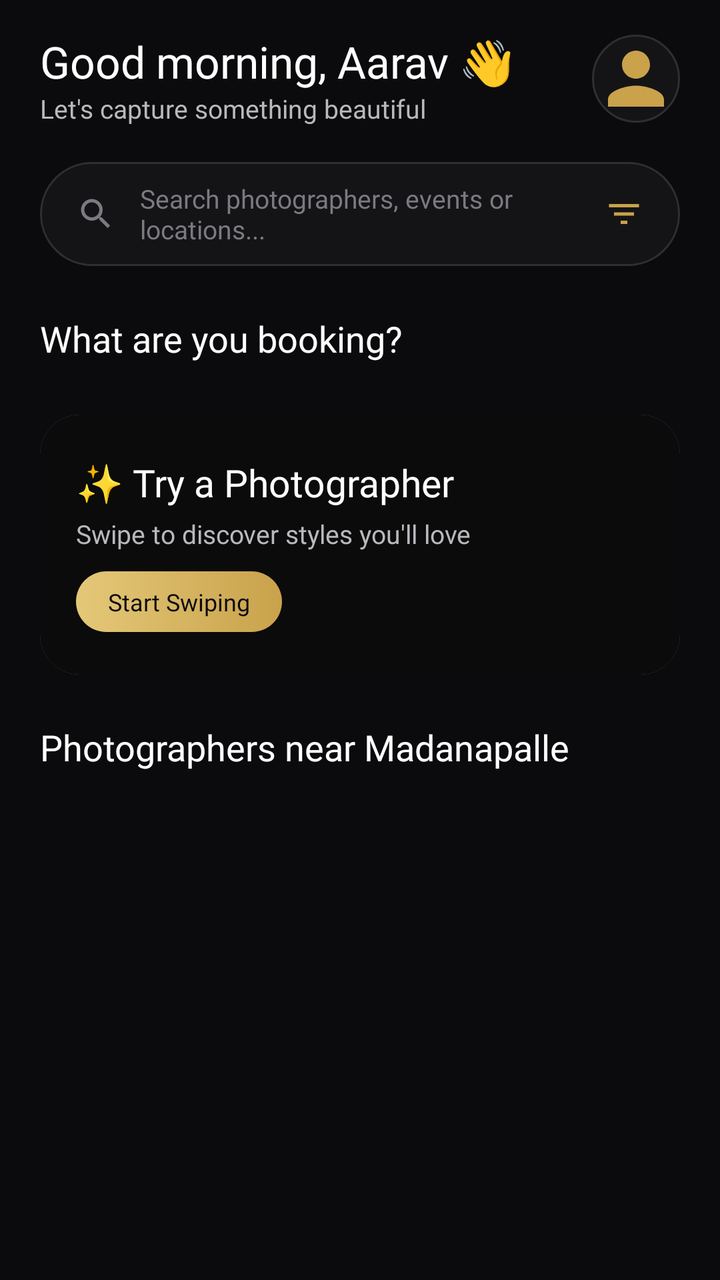
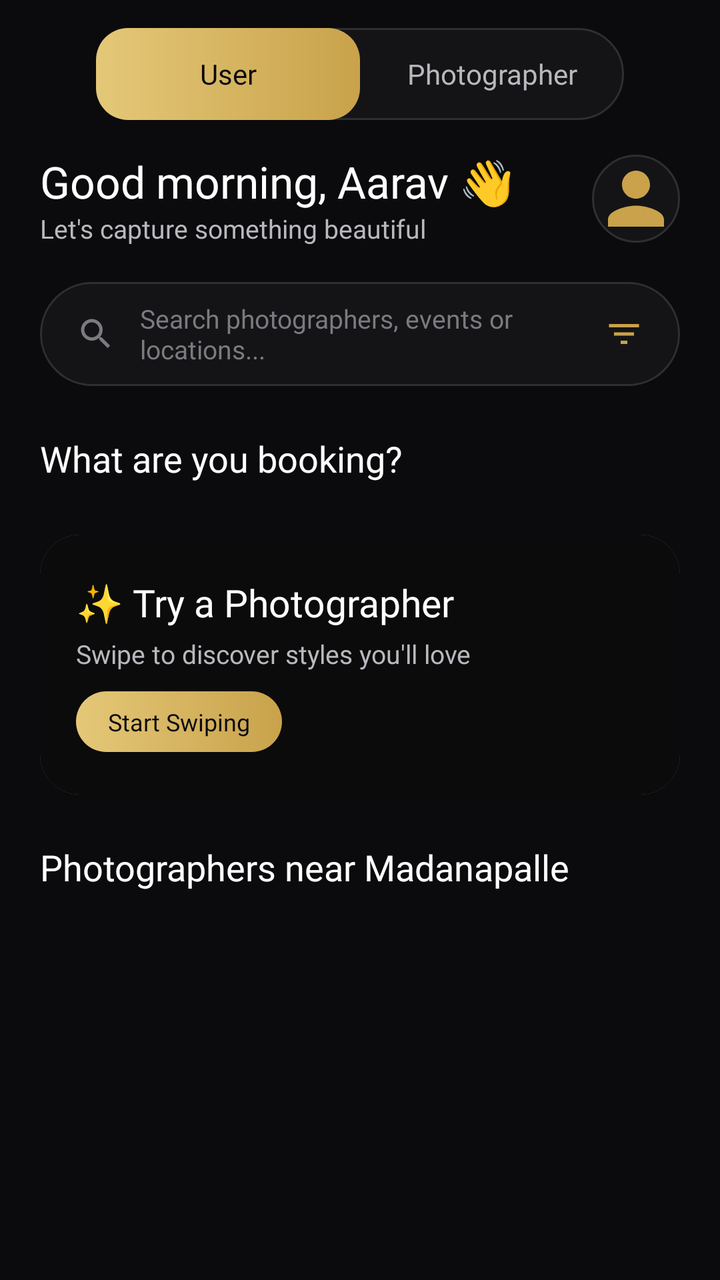

Two renders of the same Android screen: before a commit and after it. Below are the layout's source before the change and the commit's diff.
<!-- AndroidManifest.xml: application theme Theme.Capturo -->
<!-- res/layout/fragment_premium_home.xml -->
<?xml version="1.0" encoding="utf-8"?>
<androidx.core.widget.NestedScrollView xmlns:android="http://schemas.android.com/apk/res/android"
    xmlns:app="http://schemas.android.com/apk/res-auto"
    android:layout_width="match_parent"
    android:layout_height="match_parent"
    android:background="@color/colorBackground"
    android:fillViewport="true">

    <LinearLayout
        android:layout_width="match_parent"
        android:layout_height="wrap_content"
        android:orientation="vertical"
        android:paddingBottom="24dp">

        
        <LinearLayout
            android:layout_width="match_parent"
            android:layout_height="wrap_content"
            android:gravity="center_vertical"
            android:orientation="horizontal"
            android:paddingHorizontal="20dp"
            android:paddingTop="16dp">

            <LinearLayout
                android:layout_width="0dp"
                android:layout_height="wrap_content"
                android:layout_weight="1"
                android:orientation="vertical">

                <TextView
                    android:id="@+id/textGreeting"
                    android:layout_width="wrap_content"
                    android:layout_height="wrap_content"
                    android:fontFamily="@font/poppins_bold"
                    android:text="Good morning, Aarav 👋"
                    android:textColor="@color/colorTextPrimary"
                    android:textSize="22sp" />

                <TextView
                    android:layout_width="wrap_content"
                    android:layout_height="wrap_content"
                    android:fontFamily="@font/poppins_regular"
                    android:text="Let's capture something beautiful"
                    android:textColor="@color/colorTextSecondary"
                    android:textSize="13sp" />
            </LinearLayout>

            <ImageView
                android:id="@+id/imageAvatar"
                android:layout_width="44dp"
                android:layout_height="44dp"
                android:background="@drawable/bg_circle_surface"
                android:padding="1dp"
                android:scaleType="centerCrop"
                android:src="@drawable/ic_profile"
                app:tint="@color/colorPrimary" />
        </LinearLayout>

        
        <LinearLayout
            android:id="@+id/searchBar"
            android:layout_width="match_parent"
            android:layout_height="52dp"
            android:layout_marginHorizontal="20dp"
            android:layout_marginTop="18dp"
            android:background="@drawable/bg_pill_dark"
            android:clickable="true"
            android:focusable="true"
            android:gravity="center_vertical"
            android:orientation="horizontal"
            android:paddingHorizontal="18dp">

            <ImageView
                android:layout_width="20dp"
                android:layout_height="20dp"
                android:src="@drawable/ic_search"
                app:tint="@color/colorTextHint" />

            <TextView
                android:layout_width="0dp"
                android:layout_height="wrap_content"
                android:layout_marginStart="12dp"
                android:layout_weight="1"
                android:fontFamily="@font/poppins_regular"
                android:text="Search photographers, events or locations..."
                android:textColor="@color/colorTextHint"
                android:textSize="13sp" />

            <ImageView
                android:layout_width="20dp"
                android:layout_height="20dp"
                android:src="@drawable/ic_filter"
                app:tint="@color/colorPrimary" />
        </LinearLayout>

        
        <TextView
            style="@style/PremiumSectionTitle"
            android:text="What are you booking?" />

        <androidx.recyclerview.widget.RecyclerView
            android:id="@+id/recyclerCategories"
            android:layout_width="match_parent"
            android:layout_height="wrap_content"
            android:layout_marginTop="4dp"
            android:clipToPadding="false"
            android:orientation="horizontal"
            android:paddingHorizontal="20dp"
            app:layoutManager="androidx.recyclerview.widget.LinearLayoutManager" />

        
        <androidx.cardview.widget.CardView
            android:id="@+id/tryBanner"
            android:layout_width="match_parent"
            android:layout_height="wrap_content"
            android:layout_marginHorizontal="20dp"
            android:layout_marginTop="22dp"
            app:cardCornerRadius="20dp"
            app:cardElevation="0dp">

            <FrameLayout
                android:layout_width="match_parent"
                android:layout_height="130dp">

                <ImageView
                    android:id="@+id/tryBannerImage"
                    android:layout_width="match_parent"
                    android:layout_height="match_parent"
                    android:background="@drawable/bg_image_placeholder"
                    android:scaleType="centerCrop"
                    android:contentDescription="try" />

                <View
                    android:layout_width="match_parent"
                    android:layout_height="match_parent"
                    android:background="#99000000" />

                <LinearLayout
                    android:layout_width="match_parent"
                    android:layout_height="match_parent"
                    android:gravity="center_vertical"
                    android:orientation="vertical"
                    android:padding="18dp">

                    <TextView
                        android:layout_width="wrap_content"
                        android:layout_height="wrap_content"
                        android:fontFamily="@font/poppins_bold"
                        android:text="✨ Try a Photographer"
                        android:textColor="@color/white"
                        android:textSize="19sp" />

                    <TextView
                        android:layout_width="wrap_content"
                        android:layout_height="wrap_content"
                        android:layout_marginTop="4dp"
                        android:fontFamily="@font/poppins_regular"
                        android:text="Swipe to discover styles you'll love"
                        android:textColor="@color/colorTextSecondary"
                        android:textSize="13sp" />

                    <TextView
                        android:layout_width="wrap_content"
                        android:layout_height="wrap_content"
                        android:layout_marginTop="10dp"
                        android:background="@drawable/bg_gold_button"
                        android:fontFamily="@font/poppins_semibold"
                        android:paddingHorizontal="16dp"
                        android:paddingVertical="7dp"
                        android:text="Start Swiping"
                        android:textColor="@color/colorTextOnAccent"
                        android:textSize="12sp" />
                </LinearLayout>
            </FrameLayout>
        </androidx.cardview.widget.CardView>

        
        <TextView
            android:id="@+id/textNearby"
            style="@style/PremiumSectionTitle"
            android:text="Photographers near Madanapalle" />

        <androidx.recyclerview.widget.RecyclerView
            android:id="@+id/recyclerPhotographers"
            android:layout_width="match_parent"
            android:layout_height="wrap_content"
            android:layout_marginTop="4dp"
            android:nestedScrollingEnabled="false"
            android:paddingHorizontal="20dp"
            app:layoutManager="androidx.recyclerview.widget.LinearLayoutManager" />
    </LinearLayout>
</androidx.core.widget.NestedScrollView>
<!-- resources referenced by this layout -->
<resources>
  <color name="colorBackground">#0B0B0D</color>
  <color name="colorPrimary">#C9A24B</color>
  <color name="colorTextHint">#7A7A80</color>
  <color name="colorTextOnAccent">#0B0B0D</color>
  <color name="colorTextPrimary">#FFFFFF</color>
  <color name="colorTextSecondary">#B8B8BD</color>
  <color name="white">#FFFFFFFF</color>
  <!-- drawable bg_circle_surface (drawable) -->
  <?xml version="1.0" encoding="utf-8"?>
  <shape xmlns:android="http://schemas.android.com/apk/res/android" android:shape="oval">
      <solid android:color="@color/colorSurface" />
      <stroke android:width="1dp" android:color="@color/colorBorder" />
  </shape>
  <!-- drawable bg_gold_button (drawable) -->
  <?xml version="1.0" encoding="utf-8"?>
  <shape xmlns:android="http://schemas.android.com/apk/res/android" android:shape="rectangle">
      <gradient
          android:startColor="@color/colorGradientStart"
          android:endColor="@color/colorGradientEnd"
          android:angle="0" />
      <corners android:radius="16dp" />
  </shape>
  <!-- drawable bg_image_placeholder (drawable) -->
  <?xml version="1.0" encoding="utf-8"?>
  <shape xmlns:android="http://schemas.android.com/apk/res/android" android:shape="rectangle">
      <solid android:color="@color/colorSurfaceVariant" />
  </shape>
  <!-- drawable bg_pill_dark (drawable) -->
  <?xml version="1.0" encoding="utf-8"?>
  <shape xmlns:android="http://schemas.android.com/apk/res/android" android:shape="rectangle">
      <solid android:color="@color/colorSurface" />
      <stroke android:width="1dp" android:color="@color/colorBorder" />
      <corners android:radius="28dp" />
  </shape>
  <!-- drawable ic_filter (drawable) -->
  <vector xmlns:android="http://schemas.android.com/apk/res/android"
      android:width="24dp" android:height="24dp"
      android:viewportWidth="24" android:viewportHeight="24">
      <path android:fillColor="#FFFFFF"
          android:pathData="M10,18h4v-2h-4v2zM3,6v2h18V6H3zM6,13h12v-2H6v2z"/>
  </vector>
  <!-- drawable ic_profile (drawable) -->
  <vector xmlns:android="http://schemas.android.com/apk/res/android"
      android:width="24dp"
      android:height="24dp"
      android:viewportWidth="24"
      android:viewportHeight="24">
    <path
        android:fillColor="#FFFFFF"
        android:pathData="M12,12c2.21,0 4,-1.79 4,-4s-1.79,-4 -4,-4 -4,1.79 -4,4 1.79,4 4,4zm0,2c-2.67,0 -8,1.34 -8,4v2h16v-2c0,-2.66 -5.33,-4 -8,-4z"/>
  </vector>
  <color name="colorSurface">#141416</color>
  <color name="colorBorder">#2E2E33</color>
  <color name="colorGradientStart">#E4C878</color>
  <color name="colorGradientEnd">#C9A24B</color>
  <color name="colorSurfaceVariant">#1C1C1F</color>
  <color name="colorPrimaryDark">#A6822F</color>
  <color name="colorAccent">#D4AF37</color>
  <color name="colorAccentDark">#B8912A</color>
  <color name="transparent">#00000000</color>
  <color name="colorBottomNav">#0E0E10</color>
  <style name="Widget.Capturo.Snackbar" parent="Widget.MaterialComponents.Snackbar">
          <item name="android:backgroundTint">@color/colorSurfaceElevated</item>
          <item name="shapeAppearance">@style/ShapeAppearance.Capturo.Snackbar</item>
          <item name="animationMode">slide</item>
      </style>
  <style name="Widget.Capturo.SnackbarTextView" parent="Widget.MaterialComponents.Snackbar.TextView">
          <item name="android:textColor">@color/white</item>
          <item name="android:fontFamily">@font/poppins_medium</item>
          <item name="android:textSize">14sp</item>
      </style>
  <color name="colorSurfaceElevated">#242428</color>
  <style name="ShapeAppearance.Capturo.Snackbar" parent="ShapeAppearance.MaterialComponents.SmallComponent">
          <item name="cornerFamily">rounded</item>
          <item name="cornerSize">12dp</item>
      </style>
  <!-- unchanged entries left out for length: 4 -->
</resources>

<!-- the commit's change to res/layout/fragment_premium_home.xml (unified diff, before → after) -->
@@ -11,6 +11,50 @@
         android:layout_height="wrap_content"
         android:orientation="vertical"
         android:paddingBottom="24dp">
+
+        
+        <FrameLayout
+            android:id="@+id/modeToggle"
+            android:layout_width="264dp"
+            android:layout_height="46dp"
+            android:layout_gravity="center_horizontal"
+            android:layout_marginTop="14dp"
+            android:background="@drawable/bg_pill_dark">
+
+            <View
+                android:id="@+id/toggleThumb"
+                android:layout_width="132dp"
+                android:layout_height="match_parent"
+                android:background="@drawable/bg_gold_button" />
+
+            <LinearLayout
+                android:layout_width="match_parent"
+                android:layout_height="match_parent"
+                android:orientation="horizontal">
+
+                <TextView
+                    android:id="@+id/tabUser"
+                    android:layout_width="0dp"
+                    android:layout_height="match_parent"
+                    android:layout_weight="1"
+                    android:fontFamily="@font/poppins_semibold"
+                    android:gravity="center"
+                    android:text="User"
+                    android:textColor="@color/colorTextOnAccent"
+                    android:textSize="14sp" />
+
+                <TextView
+                    android:id="@+id/tabPhotographer"
+                    android:layout_width="0dp"
+                    android:layout_height="match_parent"
+                    android:layout_weight="1"
+                    android:fontFamily="@font/poppins_semibold"
+                    android:gravity="center"
+                    android:text="Photographer"
+                    android:textColor="@color/colorTextSecondary"
+                    android:textSize="14sp" />
+            </LinearLayout>
+        </FrameLayout>
 
         
         <LinearLayout
